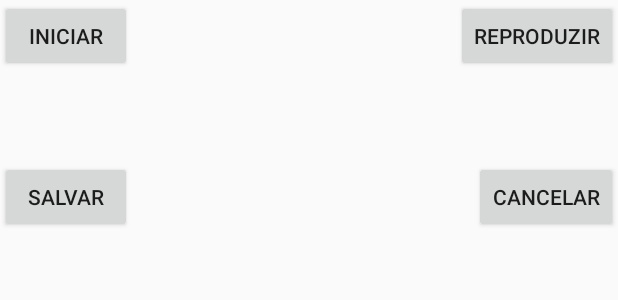
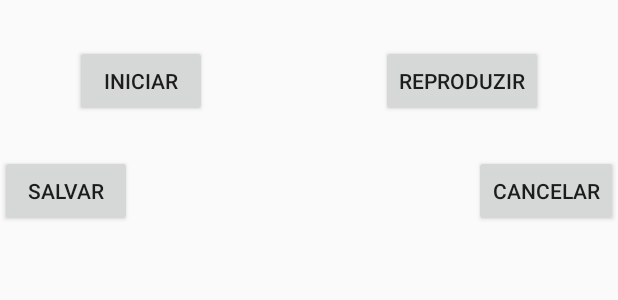
Before and after one commit to Rivanildo/MeuABC, an Android app: the layout activity_recorder.xml on its own in the app's theme, with its tools: preview values and no code run, on a phone screen of 412 x 824 dp. Shown: the top 300 px of the screen. Run offline under Robolectric (Android 15) with nearby library versions, the phone set to English and light mode, and no system bars.

```diff
--- a/MeuAbc/app/src/main/res/layout/activity_recorder.xml
+++ b/MeuAbc/app/src/main/res/layout/activity_recorder.xml
@@ -13,6 +13,8 @@
         android:layout_width="wrap_content"
         android:layout_height="wrap_content"
         android:text="Iniciar"
+        android:layout_marginStart="50dp"
+        android:layout_marginTop="30dp"
         android:id="@+id/bt_gravar"
         android:layout_alignParentTop="true"
         android:layout_alignParentStart="true" />
@@ -21,6 +23,7 @@
         android:layout_width="wrap_content"
         android:layout_height="wrap_content"
         android:text="Reproduzir"
+        android:layout_marginRight="50dp"
         android:id="@+id/bt_reproduzir"
         android:layout_above="@+id/salvar"
         android:layout_alignParentEnd="true" />
@@ -29,10 +32,10 @@
         android:layout_width="wrap_content"
         android:layout_height="wrap_content"
         android:text="Salvar"
+        android:layout_marginTop="25dp"
         android:id="@+id/salvar"
         android:layout_below="@+id/bt_gravar"
-        android:layout_alignParentStart="true"
-        android:layout_marginTop="59dp" />
+        android:layout_alignParentStart="true" />
 
     <Button
         android:layout_width="wrap_content"
```
